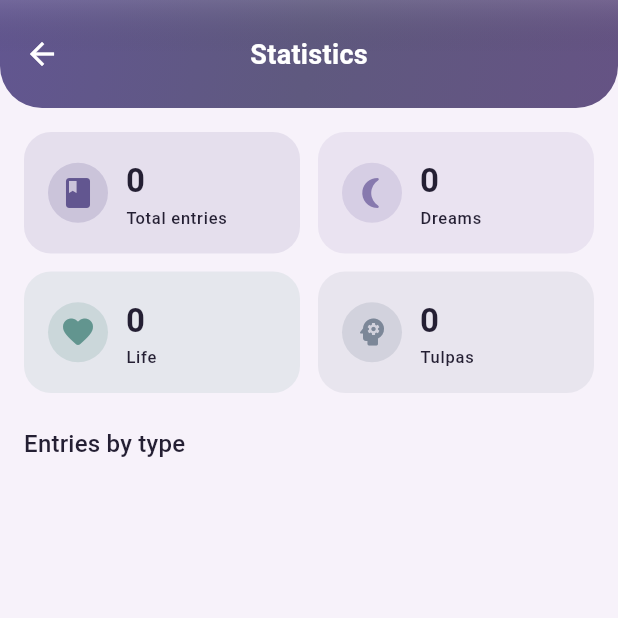
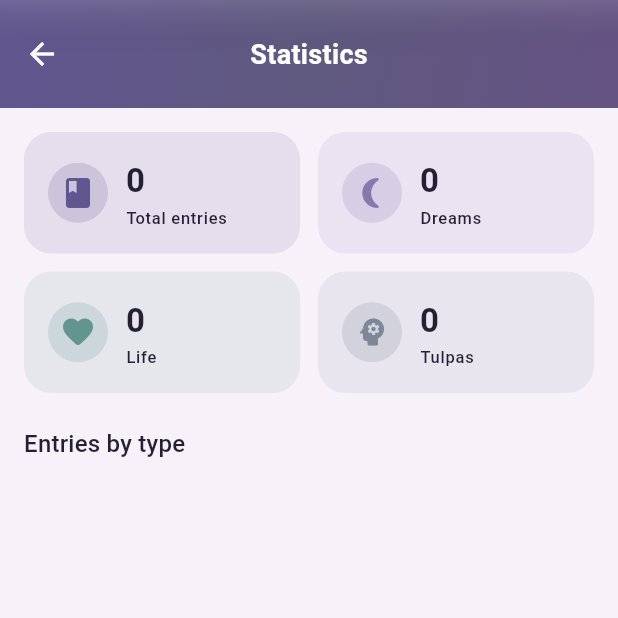
Before and after one commit to wxstdo-boop/Ataraxy, a Flutter app: the screen it shows after launch, after a tap on the "notifications active" icon, after a tap on the "refresh" icon, after a tap on the "insights" icon, on a phone screen of 412 x 824 dp, the top half of it. Run offline on Flutter 3.47's test engine with Material 3 defaults, Android fonts, the phone set to English and light mode, and no system bars; drawn by our look-alikes of fl_chart; our stand-ins replace file_picker, flutter_local_notifications, flutter_markdown_plus, hive, hive_flutter, pedometer and 6 more; missing offline and left inert: dart:js_interop, file_selector; accounts and stored records are empty.

Commit message:
polish: header corner fill, press recoil, reminder save, calmer dark Grok
- HeaderBackedAppBar paints the header gradient behind the whole app-bar
  rectangle so the rounded-bottom notch no longer shows a pale wedge
  ("белый фон снизу плашки выпирает из округлённых углов"); applied across
  all eight screens.
- SlidingSelector rows now use PressScale + selection haptic; entry screen
  gets an explicit no-tooltip back button with press recoil.
- Reminder dialog: Save fills in the default 20:00 time instead of silently
  refusing when the time was unset (the "текст есть, а не сохраняется" bug);
  drop the inline required-hint block and _error state; hint text no longer
  says "(required)".
- Dark Grok night: swap the near-white paper accent for a calm desaturated
  grey so the pill/FAB/buttons stop glaring on the near-black canvas.
- Home: drop the _viewFade fade-through (feed swap is animated incoming-only)
  and nudge the streak badge closer/left of the wordmark.
- StreakBadge disc 24px -> 22px to read as a quiet marker.

Co-authored-by: openhands <openhands@all-hands.dev>

```diff
--- a/lib/l10n/arb/app_en.arb
+++ b/lib/l10n/arb/app_en.arb
@@ -132,7 +132,7 @@
   "reminders": "Reminders",
   "reminderTime": "Notification time",
   "reminderText": "Notification text",
-  "reminderHint": "What to remember (required)",
+  "reminderHint": "What to remember",
   "reminderSet": "Reminder set",
   "reminderDisabled": "Reminder disabled",
   "reminderRequired": "Enter the notification text",
--- a/lib/l10n/arb/app_fr.arb
+++ b/lib/l10n/arb/app_fr.arb
@@ -132,7 +132,7 @@
   "reminders": "Rappels",
   "reminderTime": "Heure de notification",
   "reminderText": "Texte de notification",
-  "reminderHint": "Quoi rappeler (obligatoire)",
+  "reminderHint": "Quoi rappeler",
   "reminderSet": "Rappel défini",
   "reminderDisabled": "Rappel désactivé",
   "reminderRequired": "Saisissez le texte",
--- a/lib/l10n/arb/app_ru.arb
+++ b/lib/l10n/arb/app_ru.arb
@@ -132,7 +132,7 @@
   "reminders": "Напоминания",
   "reminderTime": "Время уведомления",
   "reminderText": "Текст уведомления",
-  "reminderHint": "Что напомнить (обязательно)",
+  "reminderHint": "Что напомнить",
   "reminderSet": "Напоминание установлено",
   "reminderDisabled": "Напоминание отключено",
   "reminderRequired": "Укажите текст уведомления",
--- a/lib/screens/daily_guide_screen.dart
+++ b/lib/screens/daily_guide_screen.dart
@@ -190,6 +190,8 @@ class _DailyGuideScreenState extends State<DailyGuideScreen> {
         ? [shiftHue(scheme.primary), shiftHue(scheme.tertiary)]
         : [shiftHue(scheme.secondary), shiftHue(scheme.tertiary)];
     return Scaffold(
+      appBar: HeaderBackedAppBar(
+        colors: themeGradient,
         appBar: AppBar(
           title: Text(title),
           backgroundColor: Colors.transparent,
@@ -204,6 +206,7 @@ class _DailyGuideScreenState extends State<DailyGuideScreen> {
             ),
           ),
           flexibleSpace: PremiumHeader(colors: themeGradient),
+        )
       ),
       body: ListView(
         padding: const EdgeInsets.fromLTRB(16, 16, 16, 32),
--- a/lib/screens/entry_detail_screen.dart
+++ b/lib/screens/entry_detail_screen.dart
@@ -122,6 +122,8 @@ class _EntryDetailScreenState extends State<EntryDetailScreen> {
         }
       },
       child: Scaffold(
+      appBar: HeaderBackedAppBar(
+        colors: AppTheme.headerColors(scheme),
         appBar: AppBar(
           backgroundColor: Colors.transparent,
           foregroundColor: Colors.white,
@@ -199,6 +201,7 @@ class _EntryDetailScreenState extends State<EntryDetailScreen> {
               },
             ),
           ],
+        )
       ),
       body: SingleChildScrollView(
         padding: const EdgeInsets.all(20),
--- a/lib/screens/favorites_screen.dart
+++ b/lib/screens/favorites_screen.dart
@@ -446,6 +446,8 @@ class _FavoritesScreenState extends State<FavoritesScreen> {
     final headerIconBg = Colors.white.withValues(alpha: 0.2);
 
     return Scaffold(
+      appBar: HeaderBackedAppBar(
+        colors: AppTheme.headerColors(scheme),
         appBar: AppBar(
           backgroundColor: Colors.transparent,
           foregroundColor: headerFg,
@@ -479,6 +481,7 @@ class _FavoritesScreenState extends State<FavoritesScreen> {
               ),
             ],
           ),
+        )
       ),
       body: _loading
           ? const SkeletonList(count: 4)
--- a/lib/screens/home_controls.dart
+++ b/lib/screens/home_controls.dart
@@ -337,26 +337,24 @@ class _ListSection extends StatelessWidget {
       );
     }
 
-    // Smooth empty↔populated transition (search clearing to "Записей пока
-    // нет", category/day filter switches): a 260ms cross-fade sized to the
-    // incoming child, so the swap reads as one soft dissolve.
+    // Smooth empty↔populated swap (search clearing to "Записей пока нет",
+    // category/day filter switches). The INCOMING child fades + slides in on
+    // its own; the OUTGOING one is dropped immediately instead of fading out
+    // on top of it. Cross-fading both made the old content ghost over the new
+    // for the whole transition — the "Записей пока нет" flashing over the
+    // freshly-filtered records during a search ("при поиске записей мигает
+    // перед записей пока нет"). A one-sided fade has nothing to overlap, and
+    // the records themselves still ease in via each card's own entrance.
     return RepaintBoundary(
       child: AnimatedSwitcher(
-        duration: const Duration(milliseconds: 260),
+        duration: const Duration(milliseconds: 200),
         switchInCurve: Curves.easeOutCubic,
-        switchOutCurve: Curves.easeIn,
-        layoutBuilder: (currentChild, previousChildren) => ClipRect(
-          child: Stack(
-            alignment: Alignment.topCenter,
-            children: [
-              // Outgoing children are Positioned so they NEVER inflate the
-              // Stack's size (Stack sizes to non-positioned children only) —
-              // the incoming child defines the section height alone.
-              ...previousChildren.map((w) => Positioned.fill(child: w)),
-              ?currentChild,
-            ],
-          ),
-        ),
+        transitionBuilder: (child, animation) =>
+            FadeTransition(opacity: animation, child: child),
+        // Only the current child is laid out (sized to the incoming content),
+        // so the shorter empty state can never inflate the section mid-swap.
+        layoutBuilder: (currentChild, previousChildren) =>
+            currentChild ?? const SizedBox.shrink(),
         child: KeyedSubtree(
           key: ValueKey(entries.isEmpty ? 'section-empty' : 'section-list'),
           child: listChild,
--- a/lib/screens/home_notes.dart
+++ b/lib/screens/home_notes.dart
@@ -84,6 +84,8 @@ class _NotesListScreenState extends State<_NotesListScreen> {
   @override
   Widget build(BuildContext context) {
     return Scaffold(
+      appBar: HeaderBackedAppBar(
+        colors: AppTheme.headerColors(Theme.of(context).colorScheme),
         appBar: AppBar(
           title: Text(L.tr(context, 'tabNotes')),
           foregroundColor: Colors.white,
@@ -100,6 +102,7 @@ class _NotesListScreenState extends State<_NotesListScreen> {
           flexibleSpace: PremiumHeader(
             colors: AppTheme.headerColors(Theme.of(context).colorScheme),
           ),
+        )
       ),
       body: _notes.isEmpty
           ? Center(
--- a/lib/screens/home_screen.dart
+++ b/lib/screens/home_screen.dart
@@ -108,12 +108,6 @@ class _HomeScreenState extends State<HomeScreen> with TickerProviderStateMixin {
   /// character lands ("поиск дёргается").
   Timer? _searchDebounce;
 
-  /// Drives the soft "fade through" whenever the visible SET changes (category
-  /// chip, sort mode, search query). The content is rebuilt in place — the
-  /// scroll views keep their identity, so scroll offset and per-card entrance
-  /// state survive — and only its opacity dips and eases back, so the swap
-  /// reads as one dissolve instead of an instant content punch.
-  late final AnimationController _viewFade;
   // The AI assistant is a plain widget mounted in this screen's Stack (NOT
   // a root-overlay OverlayEntry — that architecture caused the grey-screen
   // crash loop on this device). Long-pressing "+" toggles it; a second
@@ -142,17 +136,6 @@ class _HomeScreenState extends State<HomeScreen> with TickerProviderStateMixin {
       curve: Curves.easeInOutCubic,
     );
     _barsCtrl.addListener(_onBarsTick);
-    _viewFade = AnimationController(
-      vsync: this,
-      duration: const Duration(milliseconds: 240),
-      value: 1.0,
-    );
-  }
-
-  /// Plays the content fade-through: invisible → visible over ~240ms. Called
-  /// from every action that changes which entries are shown.
-  void _fadeThroughContent() {
-    if (mounted) _viewFade.forward(from: 0.0);
   }
 
   /// Each frame of the collapse rebuilds the screen: the app bar reserves its
@@ -190,7 +173,6 @@ class _HomeScreenState extends State<HomeScreen> with TickerProviderStateMixin {
     _fabVisible.dispose();
     _barsCtrl.removeListener(_onBarsTick);
     _barsCtrl.dispose();
-    _viewFade.dispose();
     super.dispose();
   }
 
@@ -507,6 +489,8 @@ class _HomeScreenState extends State<HomeScreen> with TickerProviderStateMixin {
         // the AI chat both summon the keyboard, and the floating content
         // would visibly jump. Content is scrollable so nothing gets hidden.
         resizeToAvoidBottomInset: false,
+        appBar: HeaderBackedAppBar(
+          colors: AppTheme.headerColors(scheme),
           appBar: AppBar(
             backgroundColor: Colors.transparent,
             // Always white foreground — the gradient AppBar needs white icons
@@ -615,12 +599,12 @@ class _HomeScreenState extends State<HomeScreen> with TickerProviderStateMixin {
                           fontStyle: FontStyle.normal,
                         ),
                       ),
-                    const SizedBox(width: 8),
-                    // A small positive gap pushes the badge clearly to the
-                    // right of the wordmark (it used to hug the text with a
-                    // negative tuck, which read as "glued on").
+                      // A tight gap keeps the badge hugging the wordmark (it
+                      // read as floating too far right), and the small negative
+                      // nudge pulls it a hair further left — "стрик ближе левее".
+                      const SizedBox(width: 3),
                       Transform.translate(
-                      offset: const Offset(2, 0),
+                        offset: const Offset(-1, 0),
                         child: StreakBadge(streak: _streak),
                       ),
                       ],
@@ -667,6 +651,7 @@ class _HomeScreenState extends State<HomeScreen> with TickerProviderStateMixin {
                 _searchFocus.unfocus();
               },
             ),
+          )
         ),
         body: _loading
             ? const SkeletonList()
@@ -716,7 +701,6 @@ class _HomeScreenState extends State<HomeScreen> with TickerProviderStateMixin {
                                       sortMode: _sortMode,
                                       onChanged: (c) {
                                         setState(() => _category = c);
-                                        _fadeThroughContent();
                                       },
                                       onSort: () {
                                         HapticFeedback.selectionClick();
@@ -725,7 +709,6 @@ class _HomeScreenState extends State<HomeScreen> with TickerProviderStateMixin {
                                               ? -1
                                               : _sortMode + 1;
                                         });
-                                        _fadeThroughContent();
                                       },
                                     ),
                                   ),
@@ -735,8 +718,6 @@ class _HomeScreenState extends State<HomeScreen> with TickerProviderStateMixin {
                           },
                         ),
                         Expanded(
-                          child: FadeTransition(
-                            opacity: _viewFade,
                           child: _StableFeed(
                             rev: _contentRev,
                             builder: (context) => Stack(
@@ -772,7 +753,9 @@ class _HomeScreenState extends State<HomeScreen> with TickerProviderStateMixin {
                                                     ),
                                                     _FavoritesBanner(
                                                       onTap: () {
-                                                      Navigator.of(context).push(
+                                                        Navigator.of(
+                                                          context,
+                                                        ).push(
                                                           fadeRoute(
                                                             const FavoritesScreen(),
                                                           ),
@@ -789,15 +772,15 @@ class _HomeScreenState extends State<HomeScreen> with TickerProviderStateMixin {
                                                 ),
                                                 onPin: _togglePin,
                                                 onRefresh: _load,
-                                              onReorder:
-                                                  (oldIdx, newIdx) =>
+                                                onReorder: (oldIdx, newIdx) =>
                                                     _onReorder(
                                                       _filtered(d.$2),
                                                       oldIdx,
                                                       newIdx,
                                                     ),
                                                 emptyText: d.$3,
-                                              seenEntranceIds: _seenEntranceIds,
+                                                seenEntranceIds:
+                                                    _seenEntranceIds,
                                               )
                                             : d.$2 == EntryType.dream ||
                                                   d.$2 == EntryType.tulpa
@@ -836,15 +819,15 @@ class _HomeScreenState extends State<HomeScreen> with TickerProviderStateMixin {
                                                 ),
                                                 onPin: _togglePin,
                                                 onRefresh: _load,
-                                              onReorder:
-                                                  (oldIdx, newIdx) =>
+                                                onReorder: (oldIdx, newIdx) =>
                                                     _onReorder(
                                                       _filtered(d.$2),
                                                       oldIdx,
                                                       newIdx,
                                                     ),
                                                 emptyText: d.$3,
-                                              seenEntranceIds: _seenEntranceIds,
+                                                seenEntranceIds:
+                                                    _seenEntranceIds,
                                               )
                                             : () {
                                                 // Hide notes (general) from the
@@ -855,8 +838,7 @@ class _HomeScreenState extends State<HomeScreen> with TickerProviderStateMixin {
                                                         .where(
                                                           (e) =>
                                                               e.type !=
-                                                            EntryType
-                                                                .general,
+                                                              EntryType.general,
                                                         )
                                                         .toList();
                                                 return _ListSection(
@@ -881,7 +863,9 @@ class _HomeScreenState extends State<HomeScreen> with TickerProviderStateMixin {
                                                                     .general,
                                                           )
                                                           .toList();
-                                                    Navigator.of(context).push(
+                                                      Navigator.of(
+                                                        context,
+                                                      ).push(
                                                         fadeRoute(
                                                           _NotesListScreen(
                                                             notes: notes,
@@ -909,7 +893,8 @@ class _HomeScreenState extends State<HomeScreen> with TickerProviderStateMixin {
                                                         newIdx,
                                                       ),
                                                   emptyText: d.$3,
-                                                seenEntranceIds: _seenEntranceIds,
+                                                  seenEntranceIds:
+                                                      _seenEntranceIds,
                                                 );
                                               }(),
                                       )
@@ -1008,7 +993,6 @@ class _HomeScreenState extends State<HomeScreen> with TickerProviderStateMixin {
                             ),
                           ),
                         ),
-                        ),
                       ],
                     ),
                     Positioned(
@@ -1090,7 +1074,6 @@ class _HomeScreenState extends State<HomeScreen> with TickerProviderStateMixin {
                                                 // request.
                                                 _seenEntranceIds.clear();
                                               });
-                                              _fadeThroughContent();
                                             },
                                           );
                                         },
--- a/lib/screens/settings_screen.dart
+++ b/lib/screens/settings_screen.dart
@@ -158,6 +158,8 @@ class _SettingsScreenState extends State<SettingsScreen> {
     final headerFg = Colors.white;
 
     return Scaffold(
+      appBar: HeaderBackedAppBar(
+        colors: AppTheme.headerColors(scheme),
         appBar: AppBar(
           leading: PressScale(
             // Explicit leading so the back arrow gets the same soft press
@@ -190,6 +192,7 @@ class _SettingsScreenState extends State<SettingsScreen> {
             ),
           ),
           flexibleSpace: PremiumHeader(colors: AppTheme.headerColors(scheme)),
+        )
       ),
       body: ListView(
         padding: const EdgeInsets.all(16),
--- a/lib/screens/statistics_screen.dart
+++ b/lib/screens/statistics_screen.dart
@@ -369,7 +369,9 @@ class _StatisticsScreenState extends State<StatisticsScreen> {
   }
 
   PreferredSizeWidget _buildAppBar(ColorScheme scheme, BuildContext context) {
-    return AppBar(
+    return HeaderBackedAppBar(
+      colors: AppTheme.headerColors(scheme),
+      appBar: AppBar(
         backgroundColor: Colors.transparent,
         foregroundColor: Colors.white,
         elevation: 0,
@@ -383,6 +385,7 @@ class _StatisticsScreenState extends State<StatisticsScreen> {
         ),
         flexibleSpace: PremiumHeader(colors: AppTheme.headerColors(scheme)),
         title: Text(L.tr(context, 'statistics')),
+      ),
     );
   }
 
--- a/lib/widgets/premium_header.dart
+++ b/lib/widgets/premium_header.dart
@@ -1,4 +1,43 @@
 import 'package:flutter/material.dart';
+
+/// Wraps an [AppBar] so the header gradient is painted behind the WHOLE
+/// app-bar rectangle, not just inside its rounded shape.
+///
+/// The screens give the AppBar a `shape` with rounded bottom corners, and the
+/// AppBar's own Material is clipped to that shape. The notch left by the
+/// rounding then shows whatever sits behind the AppBar — the scaffold — as a
+/// pale wedge poking out from under the header on every screen ("белый фон
+/// снизу плашки выпирает из округлённых углов"). Painting the SAME gradient
+/// on a square rectangle behind the bar fills those corners with the exact
+/// colour the gradient has there, so the seam disappears and the header reads
+/// as one clean panel in every theme.
+class HeaderBackedAppBar extends StatelessWidget implements PreferredSizeWidget {
+  final List<Color> colors;
+  final AppBar appBar;
+
+  const HeaderBackedAppBar({
+    super.key,
+    required this.colors,
+    required this.appBar,
+  });
+
+  @override
+  Size get preferredSize => appBar.preferredSize;
+
+  @override
+  Widget build(BuildContext context) {
+    return DecoratedBox(
+      decoration: BoxDecoration(
+        gradient: LinearGradient(
+          begin: Alignment.topLeft,
+          end: Alignment.bottomRight,
+          colors: colors,
+        ),
+      ),
+      child: appBar,
+    );
+  }
+}
 
 /// The app's signature header backdrop: the rounded-bottom gradient panel
 /// shared by every screen's AppBar.
--- a/lib/widgets/streak_badge.dart
+++ b/lib/widgets/streak_badge.dart
@@ -151,12 +151,12 @@ class _StreakBadgeState extends State<StreakBadge>
     // recolors or resizes when the count changes — only the digits animate.
     final colors = [scheme.primary, scheme.tertiary];
 
-    // CONSTANT geometry: the disc is always 24px with the same digit size —
+    // CONSTANT geometry: the disc is always 22px with the same digit size —
     // nothing grows, shrinks or recolors as the streak increases. Huge
     // counts ('9999+') shrink INSIDE the fixed disc via FittedBox, so the
-    // header layout never jumps. Deliberately small (24px) so the lockup
+    // header layout never jumps. Deliberately small (22px) so the lockup
     // reads as a quiet marker next to the 18px wordmark, not a medallion.
-    const size = 24.0;
+    const size = 22.0;
 
     return Semantics(
       container: true,
```
Also changed, not shown: lib/screens/entry_screen.dart (+16 -2 lines), lib/theme/app_theme.dart (+18 -16 lines), lib/widgets/reminder_dialog.dart (+13 -45 lines), lib/widgets/sliding_selector.dart (+13 -2 lines), lib/l10n/generated/app_localizations.dart, lib/l10n/generated/app_localizations_en.dart, lib/l10n/generated/app_localizations_fr.dart, lib/l10n/generated/app_localizations_ru.dart, lib/l10n/strings_data.g.dart, 1 other file. Lines whose indentation alone changed are shown as unchanged.
